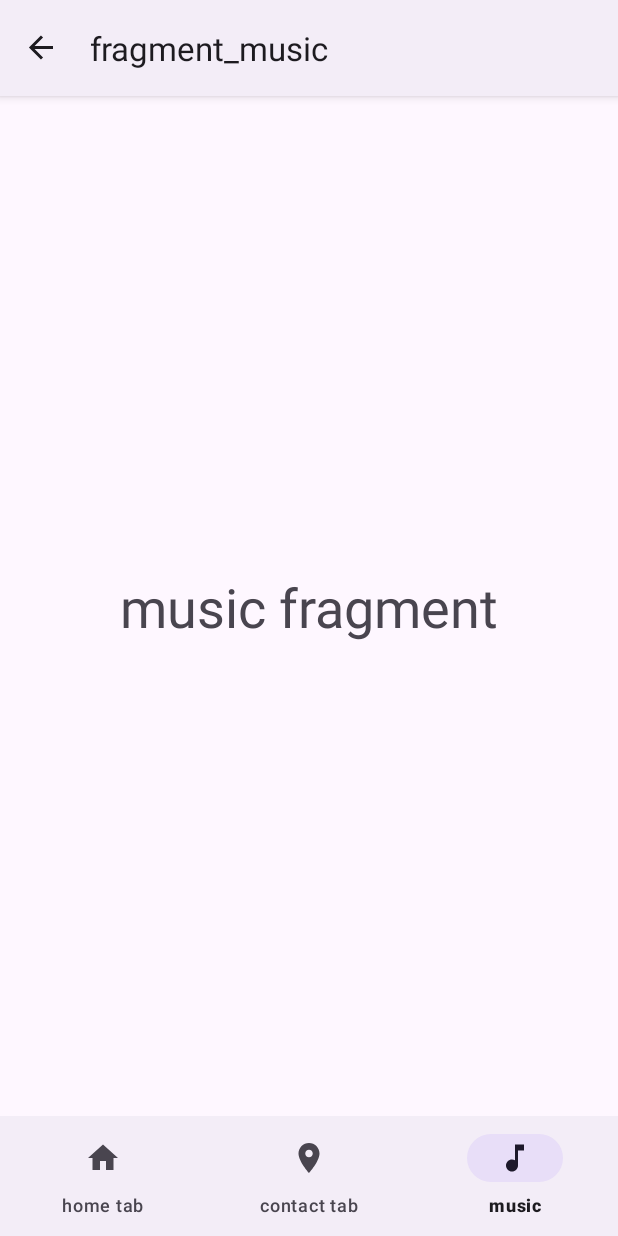
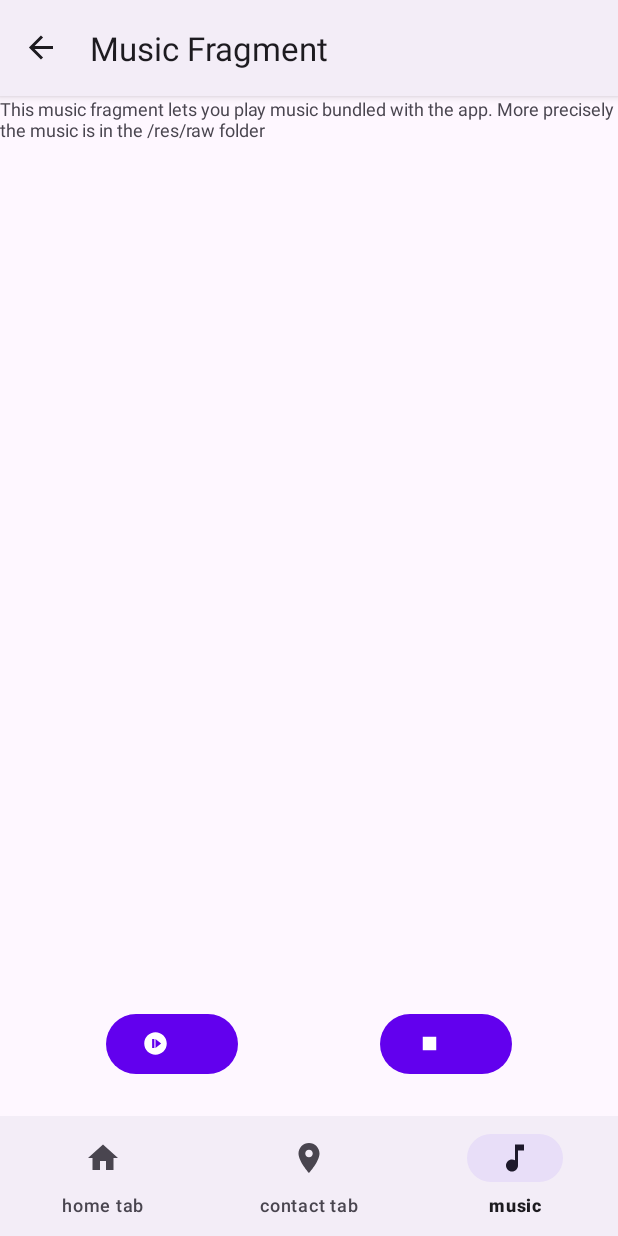
Before and after one commit to 7Mircea/AndroidLearnApp, an Android app: the screen it shows after launch (MainActivity), item 3 of the bottom bar chosen, on a phone screen of 412 x 824 dp. Run offline under Robolectric (Android 15) with nearby library versions, the phone set to English and light mode, and no system bars; our stand-ins replace data binding, navigation-ui.

Commit message:
add music player that plays file from resources/raw

```diff
--- a/app/build.gradle
+++ b/app/build.gradle
@@ -76,6 +76,6 @@ dependencies {
     kapt "com.google.dagger:dagger-android-processor:$dagger_version"
     // maps
     implementation 'com.google.android.gms:play-services-maps:18.1.0'
-    //plugin for hiding secrets from version control
+
 
 }
--- a/app/src/main/java/com/example/myapplication/di/AppComponent.kt
+++ b/app/src/main/java/com/example/myapplication/di/AppComponent.kt
@@ -6,13 +6,14 @@ import com.example.myapplication.di.modules.DbModule
 import com.example.myapplication.di.modules.SubcomponentModule
 import com.example.myapplication.di.modules.ViewModelsModule
 import com.example.myapplication.di.subcomponent.HomeSubcomponent
+import com.example.myapplication.di.subcomponent.MusicSubcomponent
 import com.example.myapplication.ui.activities.MainActivity
 import dagger.BindsInstance
 import dagger.Component
 import javax.inject.Singleton
 
 @Singleton
-@Component(modules = [DbModule::class,SubcomponentModule::class,ViewModelsModule::class])
+@Component(modules = [DbModule::class, SubcomponentModule::class, ViewModelsModule::class])
 interface AppComponent {
     @Component.Factory
     interface Factory {
@@ -21,5 +22,6 @@ interface AppComponent {
 
     fun inject(activity: MainActivity)
 
-    fun homeSubcomponent():HomeSubcomponent.Factory
+    fun homeSubcomponent(): HomeSubcomponent.Factory
+    fun musicSubcomponent(): MusicSubcomponent.Factory
 }
--- a/app/src/main/java/com/example/myapplication/di/modules/SubcomponentModule.kt
+++ b/app/src/main/java/com/example/myapplication/di/modules/SubcomponentModule.kt
@@ -1,7 +1,8 @@
 package com.example.myapplication.di.modules
 
 import com.example.myapplication.di.subcomponent.HomeSubcomponent
+import com.example.myapplication.di.subcomponent.MusicSubcomponent
 import dagger.Module
 
-@Module(subcomponents = [HomeSubcomponent::class])
+@Module(subcomponents = [HomeSubcomponent::class, MusicSubcomponent::class])
 abstract class SubcomponentModule
--- a/app/src/main/java/com/example/myapplication/ui/fragments/music/MusicFragment.kt
+++ b/app/src/main/java/com/example/myapplication/ui/fragments/music/MusicFragment.kt
@@ -5,18 +5,43 @@ import androidx.fragment.app.Fragment
 import android.view.LayoutInflater
 import android.view.View
 import android.view.ViewGroup
+import com.example.myapplication.MonstersApplication
 import com.example.myapplication.R
+import com.example.myapplication.databinding.FragmentMusicBinding
+import com.example.myapplication.viewmodels.MusicViewModel
+import javax.inject.Inject
 
 /**
  * A simple [Fragment] subclass.
  */
 class MusicFragment : Fragment() {
 
+    @Inject
+    lateinit var viewModel: MusicViewModel
+
+    private var binding: FragmentMusicBinding? = null
+
+    override fun onCreate(savedInstanceState: Bundle?) {
+        super.onCreate(savedInstanceState)
+        (requireContext().applicationContext as MonstersApplication).appComponent.musicSubcomponent()
+            .create().inject(this)
+    }
+
     override fun onCreateView(
         inflater: LayoutInflater, container: ViewGroup?,
         savedInstanceState: Bundle?
-    ): View? {
+    ): View {
         // Inflate the layout for this fragment
-        return inflater.inflate(R.layout.fragment_music, container, false)
+        val binding = FragmentMusicBinding.inflate(inflater, container, false)
+        binding.lifecycleOwner = this.viewLifecycleOwner
+        binding.viewModel = viewModel
+        this.binding = binding
+        return binding.root
+    }
+
+    override fun onDestroy() {
+        super.onDestroy()
+        viewModel.releaseMediaPlayer()
+        binding = null
     }
 }
--- a/app/src/main/java/com/example/myapplication/viewmodels/MusicViewModel.kt
+++ b/app/src/main/java/com/example/myapplication/viewmodels/MusicViewModel.kt
@@ -1,4 +1,45 @@
 package com.example.myapplication.viewmodels
 
-class MusicViewModel {
+import android.app.Application
+import android.media.MediaPlayer
+import android.util.Log
+import androidx.lifecycle.AndroidViewModel
+import androidx.lifecycle.LiveData
+import androidx.lifecycle.MutableLiveData
+import com.example.myapplication.R
+import javax.inject.Inject
+
+class MusicViewModel @Inject constructor(val app: Application) : AndroidViewModel(app) {
+    private val _mediaPlayer = MutableLiveData<MediaPlayer?>()
+    val mediaPlayer: LiveData<MediaPlayer?>
+        get() = _mediaPlayer
+    private var firstTime = true
+
+    init {
+        _mediaPlayer.value = MediaPlayer.create(app.applicationContext, R.raw.waltzno2)
+    }
+
+    fun startMusic() {
+        Log.i(TAG, "startMusic: ")
+        _mediaPlayer.value?.apply {
+            if (!firstTime)
+                prepare()
+            start()
+            firstTime = false
+        }
+    }
+
+    fun stopMusic() {
+        _mediaPlayer.value?.stop()
+    }
+
+    fun releaseMediaPlayer() {
+        _mediaPlayer.value?.release()
+        _mediaPlayer.value = null
+    }
+
+
+    companion object {
+        const val TAG = "MusicViewModel"
+    }
 }
--- /dev/null
+++ b/app/src/main/res/drawable/not_started.xml
@@ -0,0 +1,5 @@
+<vector android:height="24dp" android:tint="#000000"
+    android:viewportHeight="24" android:viewportWidth="24"
+    android:width="24dp" xmlns:android="http://schemas.android.com/apk/res/android">
+    <path android:fillColor="@android:color/white" android:pathData="M12,2C6.48,2 2,6.48 2,12c0,5.52 4.48,10 10,10s10,-4.48 10,-10C22,6.48 17.52,2 12,2zM11,16H9V8h2V16zM12,16V8l5,4L12,16z"/>
+</vector>
--- /dev/null
+++ b/app/src/main/res/drawable/stop.xml
@@ -0,0 +1,5 @@
+<vector android:height="24dp" android:tint="#000000"
+    android:viewportHeight="24" android:viewportWidth="24"
+    android:width="24dp" xmlns:android="http://schemas.android.com/apk/res/android">
+    <path android:fillColor="@android:color/white" android:pathData="M6,6h12v12H6z"/>
+</vector>
--- a/app/src/main/res/layout/fragment_music.xml
+++ b/app/src/main/res/layout/fragment_music.xml
@@ -1,4 +1,13 @@
 <?xml version="1.0" encoding="utf-8"?>
+<layout>
+
+    <data>
+
+        <variable
+            name="viewModel"
+            type="com.example.myapplication.viewmodels.MusicViewModel" />
+    </data>
+
     <androidx.constraintlayout.widget.ConstraintLayout xmlns:android="http://schemas.android.com/apk/res/android"
         xmlns:app="http://schemas.android.com/apk/res-auto"
         xmlns:tools="http://schemas.android.com/tools"
@@ -7,12 +16,35 @@
         tools:context=".ui.fragments.music.MusicFragment">
 
         <TextView
+            android:layout_width="match_parent"
+            android:layout_height="wrap_content"
+            android:text="@string/music_fragment_description"
+            android:textSize="@dimen/normal_size"
+            app:layout_constraintEnd_toEndOf="parent"
+            app:layout_constraintStart_toStartOf="parent"
+            app:layout_constraintTop_toTopOf="parent" />
+
+        <com.google.android.material.button.MaterialButton
+            android:id="@+id/start_music_fm"
             android:layout_width="wrap_content"
             android:layout_height="wrap_content"
-        android:text="@string/music_fragment"
+            android:layout_margin="@dimen/large_margin_size"
+            android:onClick="@{()->viewModel.startMusic()}"
+            app:icon="@drawable/not_started"
+            app:layout_constraintBottom_toBottomOf="parent"
+            app:layout_constraintEnd_toStartOf="@id/stop_music_fm"
+            app:layout_constraintStart_toStartOf="parent" />
+
+        <com.google.android.material.button.MaterialButton
+            android:id="@+id/stop_music_fm"
+            android:layout_width="wrap_content"
+            android:layout_height="wrap_content"
+            android:layout_margin="@dimen/large_margin_size"
+            android:onClick="@{()->viewModel.stopMusic()}"
+            app:icon="@drawable/stop"
             app:layout_constraintBottom_toBottomOf="parent"
             app:layout_constraintEnd_toEndOf="parent"
-        app:layout_constraintStart_toStartOf="parent"
-        app:layout_constraintTop_toTopOf="parent"
-        android:textSize="@dimen/large_size"/>
+            app:layout_constraintStart_toEndOf="@id/start_music_fm" />
+
     </androidx.constraintlayout.widget.ConstraintLayout>
+</layout>
--- a/app/src/main/res/navigation/bottom_nav_graph.xml
+++ b/app/src/main/res/navigation/bottom_nav_graph.xml
@@ -3,7 +3,7 @@
     xmlns:app="http://schemas.android.com/apk/res-auto"
     xmlns:tools="http://schemas.android.com/tools"
     android:id="@+id/bottom_nav_graph"
-    app:startDestination="@+id/home">
+    app:startDestination="@+id/music">
 
     <include app:graph="@navigation/home" />
     <include app:graph="@navigation/contact" />
--- a/app/src/main/res/navigation/contact.xml
+++ b/app/src/main/res/navigation/contact.xml
@@ -8,7 +8,7 @@
     <fragment
         android:id="@+id/contactFragment"
         android:name="com.example.myapplication.ui.fragments.contact.ContactFragment"
-        android:label="fragment_contact"
+        android:label="Contact Fragment"
         tools:layout="@layout/fragment_contact" >
         <action
             android:id="@+id/action_contactFragment_to_mapsFragment"
@@ -17,6 +17,6 @@
     <fragment
         android:id="@+id/mapsFragment"
         android:name="com.example.myapplication.ui.fragments.contact.MapsFragment"
-        android:label="fragment_maps"
+        android:label="Maps Fragment"
         tools:layout="@layout/fragment_maps" />
 </navigation>
--- a/app/src/main/res/navigation/home.xml
+++ b/app/src/main/res/navigation/home.xml
@@ -8,7 +8,7 @@
     <fragment
         android:id="@+id/homeFragment"
         android:name="com.example.myapplication.ui.fragments.home.HomeFragment"
-        android:label="HomeFragment"
+        android:label="Home Fragment"
         tools:layout="@layout/fragment_home" >
         <action
             android:id="@+id/action_homeFragment_to_detailFragment"
@@ -17,6 +17,6 @@
     <fragment
         android:id="@+id/detailFragment"
         android:name="com.example.myapplication.ui.fragments.home.DetailFragment"
-        android:label="fragment_detail"
+        android:label="Detail Fragment"
         tools:layout="@layout/fragment_detail" />
 </navigation>
--- a/app/src/main/res/navigation/music.xml
+++ b/app/src/main/res/navigation/music.xml
@@ -8,6 +8,6 @@
     <fragment
         android:id="@+id/musicFragment"
         android:name="com.example.myapplication.ui.fragments.music.MusicFragment"
-        android:label="fragment_music"
+        android:label="Music Fragment"
         tools:layout="@layout/fragment_music" />
 </navigation>
--- a/app/src/main/res/values/dimens.xml
+++ b/app/src/main/res/values/dimens.xml
@@ -8,4 +8,6 @@
     <dimen name="bottom_nav_badge_size">20dp</dimen>
     <dimen name="width_icon_text_bn">24dp</dimen>
     <dimen name="large_size">36sp</dimen>
+    <dimen name="normal_size">12sp</dimen>
+    <dimen name="large_margin_size">24dp</dimen>
 </resources>
--- a/app/src/main/res/values/strings.xml
+++ b/app/src/main/res/values/strings.xml
@@ -10,6 +10,8 @@
     <string name="contact">contact tab</string>
     <string name="home">home tab</string>
     <string name="music_fragment">music fragment</string>
+    <string name="music_fragment_description">This music fragment lets you play music bundled with the app.
+    More precisely the music is in the /res/raw folder</string>
     <string name="contact_tab">contact tab</string>
     <string name="to_maps">See location on Maps</string>
 </resources>
```
Also changed, not shown: app/src/main/java/com/example/myapplication/di/subcomponent/MusicSubcomponent.kt (+11 -1 lines), app/src/main/java/com/example/myapplication/ui/fragments/contact/MapsFragment.kt (+10 -1 lines), 1 other file. Lines whose indentation alone changed are shown as unchanged.
